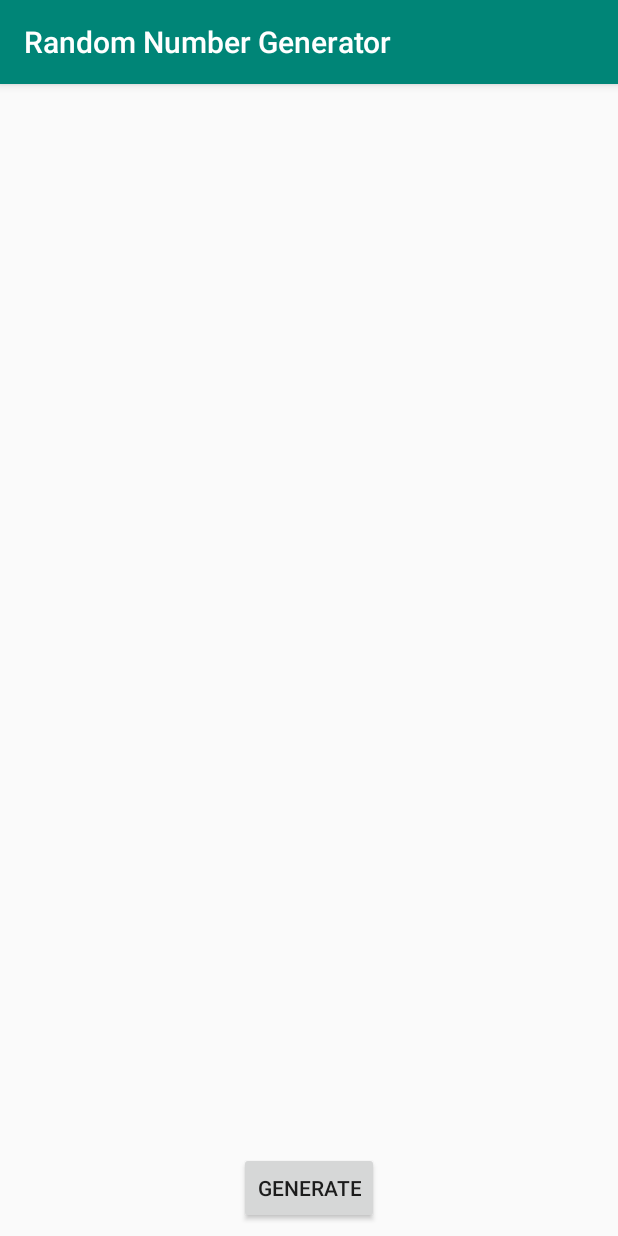
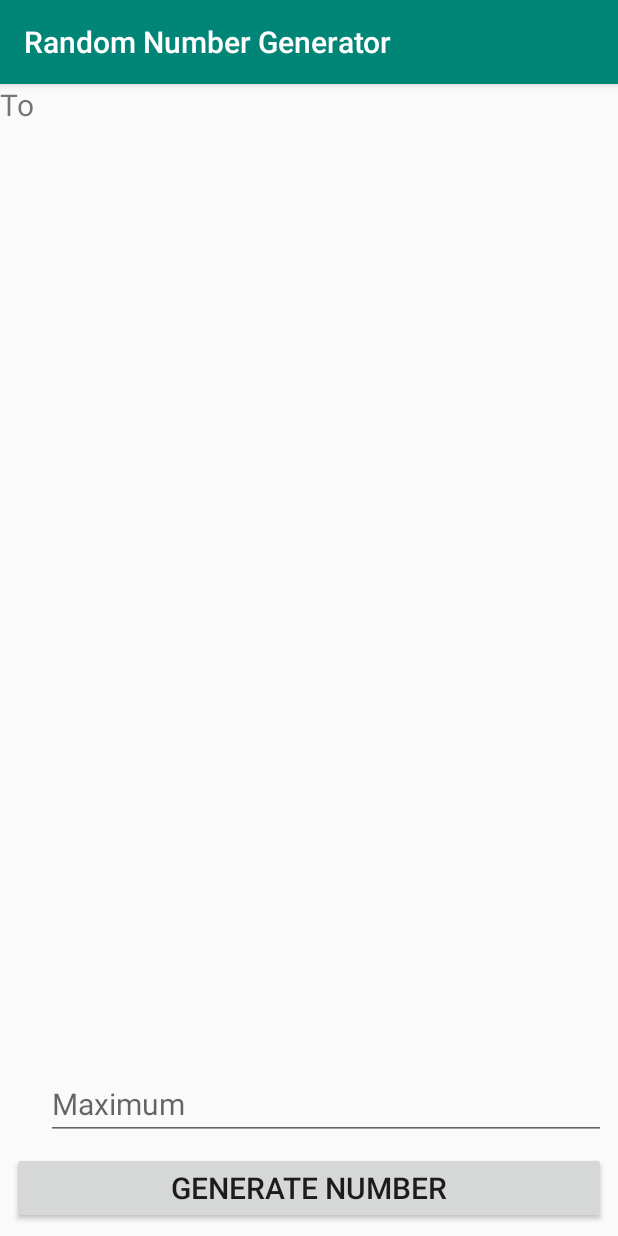
Before and after one commit to ubelhj/AndroidRNG, an Android app: the screen it shows after launch (MainActivity), on a phone screen of 412 x 824 dp. Run offline under Robolectric (Android 15) with nearby library versions, the phone set to English and light mode, and no system bars.

Commit message:
creates base activity

```diff
--- a/app/src/main/res/layout/activity_main.xml
+++ b/app/src/main/res/layout/activity_main.xml
@@ -7,7 +7,7 @@
     tools:context=".MainActivity">
 
     <TextView
-        android:id="@+id/Result"
+        android:id="@+id/result"
         android:layout_width="wrap_content"
         android:layout_height="4dp"
         android:layout_marginStart="8dp"
@@ -24,15 +24,60 @@
 
     <Button
         android:id="@+id/button"
-        android:layout_width="wrap_content"
+        android:layout_width="0dp"
         android:layout_height="wrap_content"
         android:layout_marginStart="8dp"
         android:layout_marginLeft="8dp"
         android:layout_marginEnd="8dp"
         android:layout_marginRight="8dp"
         android:layout_marginBottom="8dp"
-        android:text="Generate"
+        android:text="Generate Number"
+        android:textSize="20sp"
         app:layout_constraintBottom_toBottomOf="parent"
         app:layout_constraintEnd_toEndOf="parent"
         app:layout_constraintStart_toStartOf="parent" />
+
+    <EditText
+        android:id="@+id/minimum"
+        android:layout_width="0dp"
+        android:layout_height="40dp"
+        android:layout_marginEnd="8dp"
+        android:layout_marginRight="8dp"
+        android:layout_marginBottom="8dp"
+        android:autoText="false"
+        android:ems="10"
+        android:hint="Minimum"
+        android:inputType="number"
+        android:textSize="20sp"
+        app:layout_constraintBottom_toTopOf="@+id/button"
+        app:layout_constraintEnd_toStartOf="@+id/textView3"
+        app:layout_constraintHorizontal_bias="0.0"
+        app:layout_constraintStart_toStartOf="parent" />
+
+    <EditText
+        android:id="@+id/maximum"
+        android:layout_width="0dp"
+        android:layout_height="45dp"
+        android:layout_marginStart="8dp"
+        android:layout_marginLeft="8dp"
+        android:layout_marginEnd="8dp"
+        android:layout_marginRight="8dp"
+        android:layout_marginBottom="8dp"
+        android:ems="10"
+        android:hint="Maximum"
+        android:inputType="number"
+        android:textSize="20sp"
+        app:layout_constraintBottom_toTopOf="@+id/button"
+        app:layout_constraintEnd_toEndOf="parent"
+        app:layout_constraintStart_toEndOf="@+id/textView3" />
+
+    <TextView
+        android:id="@+id/textView3"
+        android:layout_width="0dp"
+        android:layout_height="41dp"
+        android:text="To"
+        android:textSize="20sp"
+        tools:layout_editor_absoluteX="194dp"
+        tools:layout_editor_absoluteY="626dp" />
+
 </androidx.constraintlayout.widget.ConstraintLayout>
```
